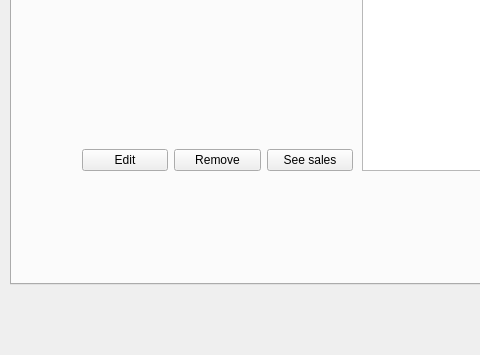
Qt form collaboratosmanagementwindow.ui (ThiagoServulo/InventoryAndSalesManagement) before a commit; both pictures show x 0 to 480 and y 296 to 651 of the 951 by 651 pixel window.
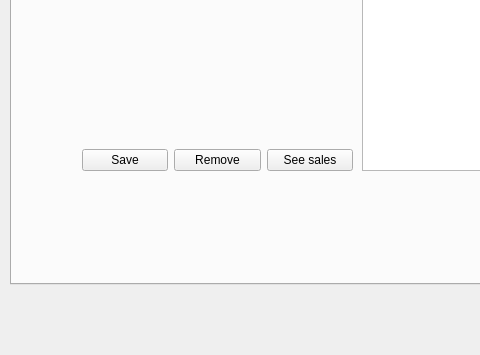
The same form after that commit.

Commit message: Create functions to update collaborator information

```diff
--- a/collaboratosmanagementwindow.ui
+++ b/collaboratosmanagementwindow.ui
@@ -324,7 +324,7 @@
         <item>
          <widget class="QPushButton" name="pushButton_cm_edit">
           <property name="text">
-           <string>Edit</string>
+           <string>Save</string>
           </property>
          </widget>
         </item>
```
Left out of the diff: 2 changed lines with no effect on the pictures. The commit also changes 2 other files.
